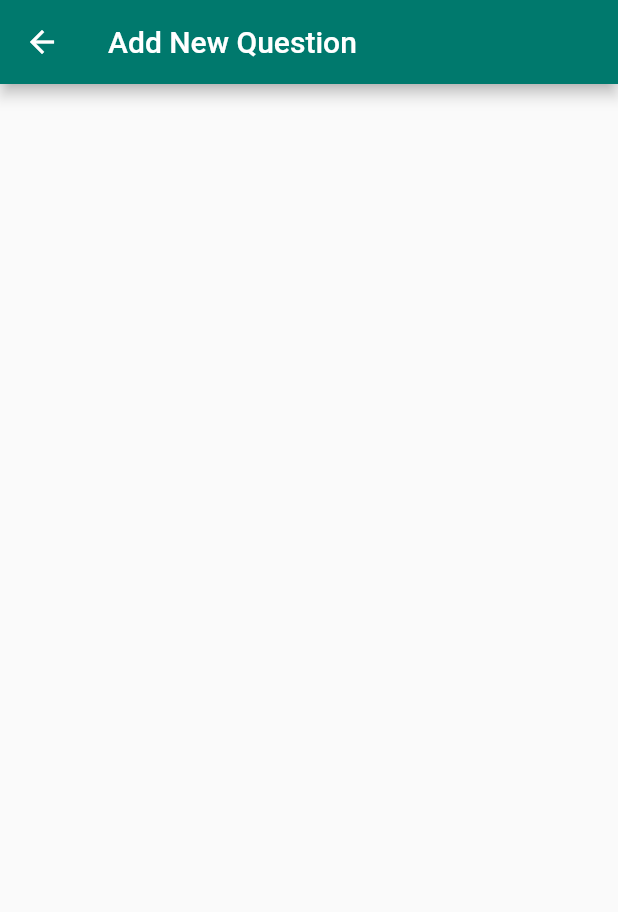
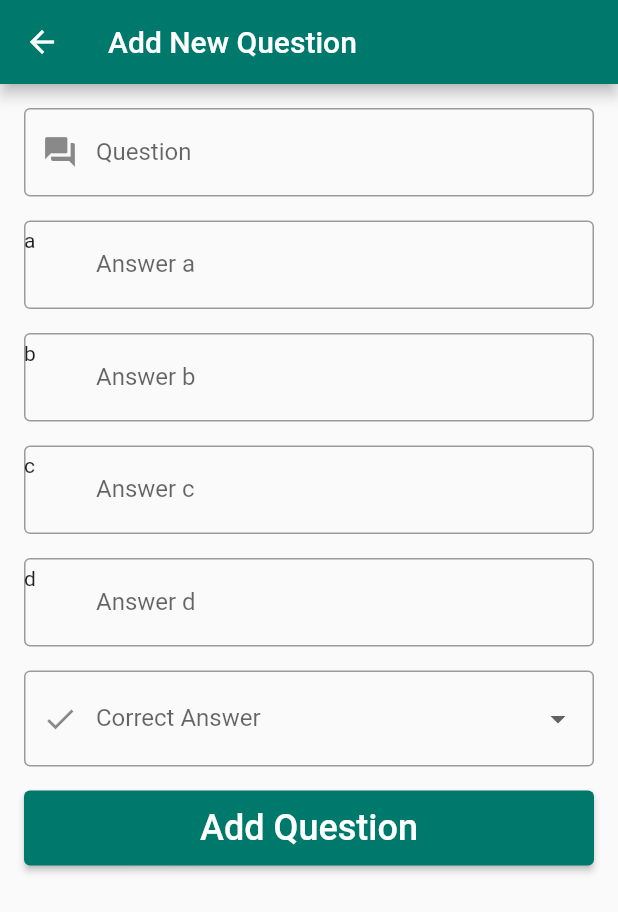
Before and after one commit to mohammed-abusada/quizapp, a Flutter app: the AddNewQuestion screen opened directly, on a phone screen of 412 x 824 dp. Shown: the top 912 px of the screen. Run offline on Flutter 3.47's test engine with Material 2 defaults, Android fonts, the phone set to English and light mode, and no system bars; network calls fail.

Commit message:
make answers

```diff
--- a/my_app/lib/AddNewQuestion.dart
+++ b/my_app/lib/AddNewQuestion.dart
@@ -1,7 +1,3 @@
-
-
-
-
 // class addNewQuestion extends StatelessWidget {
 //   @override
 //   Widget build(BuildContext context) {
@@ -16,10 +12,38 @@
 //     );
 //   }
 // }
+// import 'package:flutter/cupertino.dart';
+// import 'package:flutter/material.dart';
+
+// class AddNewQuestion extends StatelessWidget {
+//   @override
+//   Widget build(BuildContext context) {
+//     return Scaffold(
+//       appBar: AppBar(
+//         backgroundColor: Color.fromARGB(255, 0, 121, 109),
+//         title: Text('Add New Question'),
+//       ),
+//       body: Container(),
+//     );
+//   }
+// }
 import 'package:flutter/cupertino.dart';
 import 'package:flutter/material.dart';
 
-class AddNewQuestion extends StatelessWidget {
+class AddNewQuestion extends StatefulWidget {
+  @override
+  _AddNewQuestionState createState() => _AddNewQuestionState();
+}
+
+class _AddNewQuestionState extends State<AddNewQuestion> {
+  final TextEditingController questionController = TextEditingController();
+  final TextEditingController option1Controller = TextEditingController();
+  final TextEditingController option2Controller = TextEditingController();
+  final TextEditingController option3Controller = TextEditingController();
+  final TextEditingController option4Controller = TextEditingController();
+
+  String? selectedCorrectAnswer;
+
   @override
   Widget build(BuildContext context) {
     return Scaffold(
@@ -27,7 +51,86 @@ appBar: AppBar(
         backgroundColor: Color.fromARGB(255, 0, 121, 109),
         title: Text('Add New Question'),
       ),
-body: Container(),
+      body: Padding(
+        padding: const EdgeInsets.all(16.0),
+        child: Column(
+          crossAxisAlignment: CrossAxisAlignment.stretch,
+          children: [
+            TextFormField(
+              controller: questionController,
+              decoration: InputDecoration(
+                labelText: 'Question',
+                border: OutlineInputBorder(),
+                prefixIcon: Icon(Icons.question_answer),
+              ),
+            ),
+            SizedBox(height: 16.0),
+            buildAnswerField('a', option1Controller),
+            SizedBox(height: 16.0),
+            buildAnswerField('b', option2Controller),
+            SizedBox(height: 16.0),
+            buildAnswerField('c', option3Controller),
+            SizedBox(height: 16.0),
+            buildAnswerField('d', option4Controller),
+            SizedBox(height: 16.0),
+            DropdownButtonFormField<String>(
+              value: selectedCorrectAnswer,
+              onChanged: (value) {
+                setState(() {
+                  selectedCorrectAnswer = value;
+                });
+              },
+              decoration: InputDecoration(
+                labelText: 'Correct Answer',
+                border: OutlineInputBorder(),
+                prefixIcon: Icon(Icons.check),
+              ),
+              items: ['a', 'b', 'c', 'd'].map<DropdownMenuItem<String>>((String value) {
+                return DropdownMenuItem<String>(
+                  value: value,
+                  child: Text(value),
+                );
+              }).toList(),
+            ),
+            SizedBox(height: 16.0),
+            ElevatedButton(
+              onPressed: () {
+                // Perform the logic to save the question and options
+                String questionText = questionController.text;
+                String option1Text = option1Controller.text;
+                String option2Text = option2Controller.text;
+                String option3Text = option3Controller.text;
+                String option4Text = option4Controller.text;
+
+                String correctAnswer = selectedCorrectAnswer ?? '';
+
+                // TODO: Implement the logic to save the question and options
+              },
+              child: Text(
+                'Add Question',
+                style: TextStyle(
+                  fontSize: 24,
+                ),
+              ),
+              style: ElevatedButton.styleFrom(
+                primary: Color.fromARGB(255, 0, 121, 109),
+                minimumSize: Size(200, 50),
+              ),
+            ),
+          ],
+        ),
+      ),
+    );
+  }
+
+  Widget buildAnswerField(String label, TextEditingController controller) {
+    return TextFormField(
+      controller: controller,
+      decoration: InputDecoration(
+        labelText: 'Answer $label',
+        border: OutlineInputBorder(),
+        prefixIcon: Text(label),
+      ),
     );
   }
 }
--- a/my_app/lib/CreateQuizScreen.dart
+++ b/my_app/lib/CreateQuizScreen.dart
@@ -332,7 +332,7 @@ class _CreateQuizScreenState extends State<CreateQuizScreen> {
             child: ElevatedButton(
               onPressed: _addNewQuestion,
               child: Text(
-                'Add New Question',
+                'Add new question',
                 style: TextStyle(
                   fontSize: 24,
                 ),
```
Lines whose indentation alone changed are shown as unchanged.
